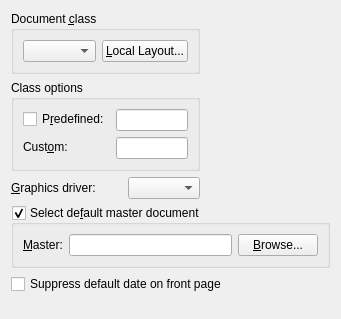
Qt form src/frontends/qt4/ui/LaTeXUi.ui (cburschka/lyx) before a commit.
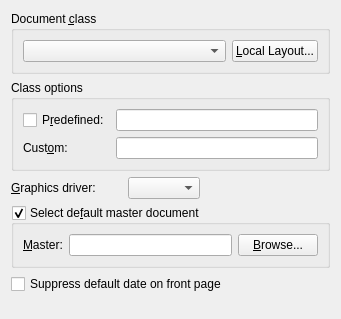
The same form after that commit.

Diff of the .ui file:
```diff
--- a/src/frontends/qt4/ui/LaTeXUi.ui
+++ b/src/frontends/qt4/ui/LaTeXUi.ui
@@ -12,8 +12,8 @@
   <property name="windowTitle">
    <string/>
   </property>
-  <layout class="QGridLayout" name="gridLayout">
-   <item row="0" column="0" colspan="3">
+  <layout class="QGridLayout" name="gridLayout_2">
+   <item row="0" column="0" colspan="4">
     <widget class="QGroupBox" name="groupBox">
      <property name="title">
       <string>Document &amp;class</string>
@@ -51,41 +51,12 @@
      </layout>
     </widget>
    </item>
-   <item row="1" column="0" colspan="3">
+   <item row="1" column="0" colspan="4">
     <widget class="QGroupBox" name="optionsGB">
      <property name="title">
       <string>Class options</string>
      </property>
-     <layout class="QGridLayout">
-      <property name="margin">
-       <number>9</number>
-      </property>
-      <property name="spacing">
-       <number>6</number>
-      </property>
-      <item row="0" column="1" rowspan="2">
-       <layout class="QVBoxLayout">
-        <property name="spacing">
-         <number>6</number>
-        </property>
-        <property name="margin">
-         <number>0</number>
-        </property>
-        <item>
-         <widget class="QLineEdit" name="defaultOptionsLE">
-          <property name="toolTip">
-           <string>The options that are predefined in the layout file. Click to the left to select/deselect.</string>
-          </property>
-          <property name="readOnly">
-           <bool>true</bool>
-          </property>
-         </widget>
-        </item>
-        <item>
-         <widget class="QLineEdit" name="optionsLE"/>
-        </item>
-       </layout>
-      </item>
+     <layout class="QGridLayout" name="gridLayout">
       <item row="0" column="0">
        <widget class="QCheckBox" name="defaultOptionsCB">
         <property name="toolTip">
@@ -96,6 +67,16 @@
         </property>
        </widget>
       </item>
+      <item row="0" column="1">
+       <widget class="QLineEdit" name="defaultOptionsLE">
+        <property name="toolTip">
+         <string>The options that are predefined in the layout file. Click to the left to select/deselect.</string>
+        </property>
+        <property name="readOnly">
+         <bool>true</bool>
+        </property>
+       </widget>
+      </item>
       <item row="1" column="0">
        <widget class="QLabel" name="optionsL">
         <property name="text">
@@ -106,6 +87,9 @@
         </property>
        </widget>
       </item>
+      <item row="1" column="1">
+       <widget class="QLineEdit" name="optionsLE"/>
+      </item>
      </layout>
     </widget>
    </item>
```
